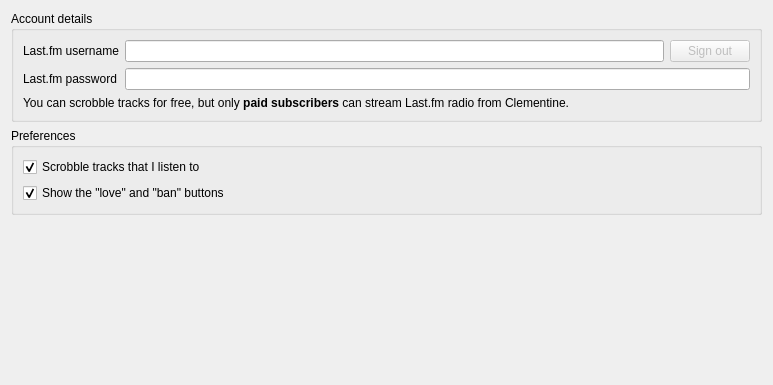
This is src/radio/lastfmconfig.ui in clementine-player/Clementine as Qt 5 draws it before an edit; both pictures show x 0 to 773 and y 0 to 385 of the 773 by 555 pixel window. The edited form follows.
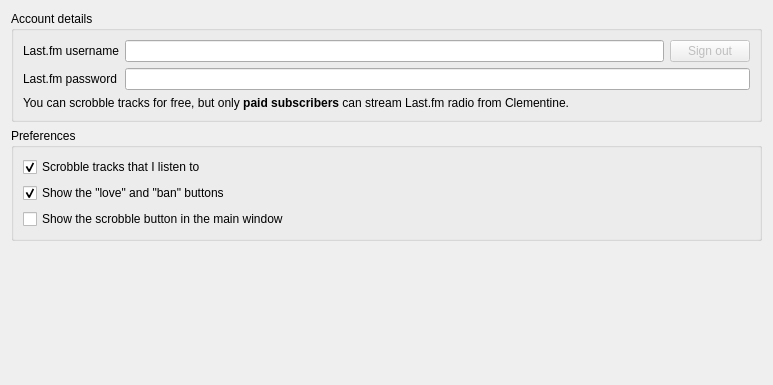
This is the edited form. Custom widgets are drawn as their Qt base class.

Commit message: Added scrobbling button in main window and a global shortcut for toggling it. Fixes issue 1090 Improved last.fm error handling

The edit to the form file:
```diff
--- a/src/radio/lastfmconfig.ui
+++ b/src/radio/lastfmconfig.ui
@@ -94,6 +94,13 @@
         </property>
        </widget>
       </item>
+      <item>
+       <widget class="QCheckBox" name="scrobble_button">
+        <property name="text">
+         <string>Show the scrobble button in the main window</string>
+        </property>
+       </widget>
+      </item>
      </layout>
     </widget>
    </item>
```
The commit also changes 63 other files.
